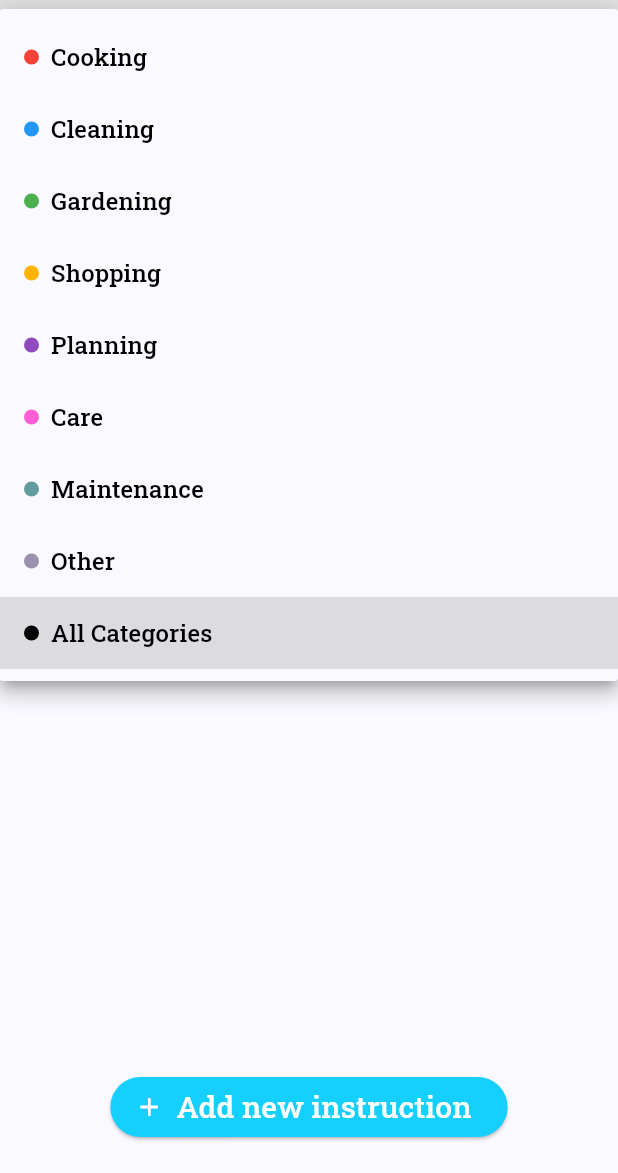
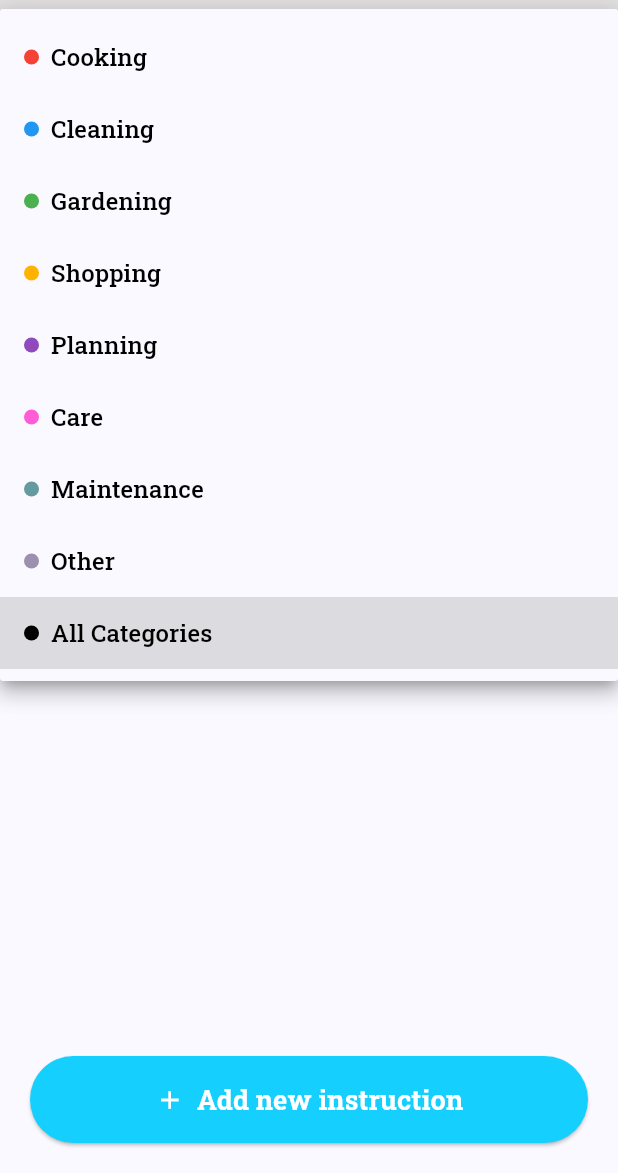
Before and after one commit to Hafsa993/KnowHouseApp, a Flutter app: the TasksScreen screen opened directly, after a tap on "All Categories", on a phone screen of 412 x 824 dp, the part 63-1236 px from its top. Run offline on Flutter 3.47's test engine with Material 3 defaults, Android fonts, the phone set to English and light mode, and no system bars; our stand-ins replace cloud_firestore, firebase_auth, firebase_core, fl_chart, flutter_animate, flutter_calendar_carousel and 4 more; accounts and stored records are empty.

Commit message:
better organization

```diff
--- a/household_knwoledge_app/lib/providers/user_provider.dart
+++ b/household_knwoledge_app/lib/providers/user_provider.dart
@@ -153,6 +153,7 @@ class UserProvider with ChangeNotifier {
     } catch (e) {
       debugPrint('Error toggling camera permission: $e');
     }
+    notifyListeners();
   }
 
   Future<void> toggleGalleryPermission() async {
@@ -162,6 +163,7 @@ class UserProvider with ChangeNotifier {
     } catch (e) {
       debugPrint('Error toggling gallery permission: $e');
     }
+    notifyListeners();
   }
   Future<void> toggleGeolocationPermission() async {
     if (_currentUser == null) return;
@@ -170,6 +172,7 @@ class UserProvider with ChangeNotifier {
     } catch (e) {
       debugPrint('Error toggling geolocation permission: $e');
     }
+    notifyListeners();
   }
   Future<void> toggleNotificationsEnabled() async {
     if (_currentUser == null) return;
@@ -178,6 +181,7 @@ class UserProvider with ChangeNotifier {
     } catch (e) {
       debugPrint('Error toggling notifications enabled: $e');
     }
+    notifyListeners();
   }
 
   Stream<List<User>> getFamilyMembers(User currUser) {
--- a/household_knwoledge_app/lib/screens/instructions_screen.dart
+++ b/household_knwoledge_app/lib/screens/instructions_screen.dart
@@ -67,6 +67,7 @@ class TasksScreenState extends State<TasksScreen> {
               ),
             ),
           ),
+
           // Dropdown Menu
           Padding(
             padding: const EdgeInsets.symmetric(horizontal: 16.0),
@@ -93,12 +94,12 @@ class TasksScreenState extends State<TasksScreen> {
                 if (newValue != null) {
                   setState(() {
                     dropdownvalue = newValue;
-                    //filterTasks(searchQuery, newValue, allDescriptors  ?? []);
                   });
                 }
               },
             ),
           ),
+
           // Task List
           // Replace the Expanded ListView section with:
   Expanded(
@@ -158,32 +159,37 @@ class TasksScreenState extends State<TasksScreen> {
 
       ],
     ),
-      bottomNavigationBar: Padding(
-        padding: const EdgeInsets.all(10.0),
-        child: Wrap(
-          alignment: WrapAlignment.center,
-          children: [Padding(
-            padding: const EdgeInsets.all(10.0),
+      bottomNavigationBar: _buildAddInstructionButton(),
+    );
+  }
+
+  Widget _buildAddInstructionButton() {
+      return Padding(
+        padding: const EdgeInsets.all(20.0),
         child: ElevatedButton.icon(
-              style: ButtonStyle(backgroundColor: WidgetStatePropertyAll<Color>(Color.fromARGB(255, 21, 208, 255))),
-              icon: const Icon(Icons.add, size: 20, color: Colors.white,),
-                  label: Text('Add new instruction', style: TextStyle(fontSize: 20, color: Colors.white,)),
+          style: ElevatedButton.styleFrom(
+            backgroundColor: const Color.fromARGB(255, 21, 208, 255),
+            foregroundColor: Colors.white,
+            padding: const EdgeInsets.symmetric(vertical: 16),
+          ),
+          icon: const Icon(Icons.add, size: 20),
+          label: const Text(
+            'Add new instruction',
+            style: TextStyle(fontSize: 18, fontWeight: FontWeight.bold),
+          ),
           onPressed: () {
             Navigator.push(
               context,
               MaterialPageRoute(
-                        builder: (context) => AddTaskDescriptorScreen(),
+                builder: (context) => const AddTaskDescriptorScreen(),
               ),
             );
           },
         ),
-          ),]
-        ),
-      ),
       );
     }
+}
 
-}
 
 Color getCategoryColor(String s) {
   if (s == 'All Categories') {
--- a/household_knwoledge_app/lib/screens/preference_screen.dart
+++ b/household_knwoledge_app/lib/screens/preference_screen.dart
@@ -63,7 +63,8 @@ class _PreferencesScreenState extends State<PreferencesScreen> {
               },
             ),
           ),
-        // Button right below categories (fixed position)
+
+        // Button to select< preferences
         Padding(
           padding: const EdgeInsets.all(16),
           child: SizedBox(
--- a/household_knwoledge_app/lib/screens/profile_screen.dart
+++ b/household_knwoledge_app/lib/screens/profile_screen.dart
@@ -170,6 +170,7 @@ class _ProfileScreenState extends State<ProfileScreen> {
 
     return password;
   }
+
   // Delete Account
   Future<void> _showDeleteConfirm(BuildContext parentContext) async {
     showDialog(
--- a/household_knwoledge_app/lib/widgets/contributions_chart.dart
+++ b/household_knwoledge_app/lib/widgets/contributions_chart.dart
@@ -41,9 +41,9 @@ class ContributionsChartWidget extends StatelessWidget {
   Widget _buildEmptyContributionsState() {
     return Container(
       decoration: BoxDecoration(
-        color: Colors.grey.withOpacity(0.1),
+        color: Colors.grey.withValues(alpha: 0.1),
         borderRadius: BorderRadius.circular(12),
-        border: Border.all(color: Colors.grey.withOpacity(0.3)),
+        border: Border.all(color: Colors.grey.withValues(alpha: 0.3)),
       ),
       child: const Center(
         child: Column(
--- a/household_knwoledge_app/lib/widgets/copy_button.dart
+++ b/household_knwoledge_app/lib/widgets/copy_button.dart
@@ -13,7 +13,7 @@ class CopyButton extends StatelessWidget {
       child: Container(
         padding: const EdgeInsets.all(6),
         decoration: BoxDecoration(
-          color: Colors.blue.withOpacity(0.1),
+          color: Colors.blue.withValues(alpha: 0.1),
           borderRadius: BorderRadius.circular(4),
         ),
         child: const Icon(
--- a/household_knwoledge_app/lib/widgets/profile_pic.dart
+++ b/household_knwoledge_app/lib/widgets/profile_pic.dart
@@ -28,7 +28,7 @@ class ProfilePictureWidget extends StatelessWidget {
                 shape: BoxShape.circle,
                 boxShadow: [
                   BoxShadow(
-                    color: Colors.black.withOpacity(0.2),
+                    color: Colors.black.withValues(alpha: 0.2),
                     blurRadius: 4,
                     offset: const Offset(0, 2),
                   ),
--- a/household_knwoledge_app/lib/widgets/todo_creation.dart
+++ b/household_knwoledge_app/lib/widgets/todo_creation.dart
@@ -346,6 +346,7 @@ class _ToDoFormState extends State<ToDoForm> {
                   ),
                 );
               }),
+
               DropdownMenuItem<String>(
                 value: '',
                 child: Padding(
@@ -366,7 +367,7 @@ class _ToDoFormState extends State<ToDoForm> {
                 ),
               ),
             ],
-            // Customize the displayed item when collapsed so that prefer this doesnt peek outside
+            // Customize the displayed item when collapsed so that prefer
             selectedItemBuilder: (BuildContext context) {
               return [
                 ...sortedUsers.map((User user) {
--- a/household_knwoledge_app/lib/widgets/user_info.dart
+++ b/household_knwoledge_app/lib/widgets/user_info.dart
@@ -40,9 +40,9 @@ class UserInfoWidget extends StatelessWidget {
     return Container(
       padding: const EdgeInsets.symmetric(horizontal: 12, vertical: 6),
       decoration: BoxDecoration(
-        color: Colors.green.withOpacity(0.1),
+        color: Colors.green.withValues(alpha: 0.1),
         borderRadius: BorderRadius.circular(20),
-        border: Border.all(color: Colors.green.withOpacity(0.3)),
+        border: Border.all(color: Colors.green.withValues(alpha: 0.3)),
       ),
       child: Text(
         'Points: $points',
```
Also changed, not shown: household_knwoledge_app/lib/screens/my_toDos_screen.dart (+163 -97 lines), household_knwoledge_app/lib/screens/options_screen.dart (+22 -5 lines), household_knwoledge_app/lib/screens/todo_show.dart (+8 -7 lines), household_knwoledge_app/lib/widgets/preferences.dart (+4 -4 lines), 4 other files. Lines whose indentation alone changed are shown as unchanged.
